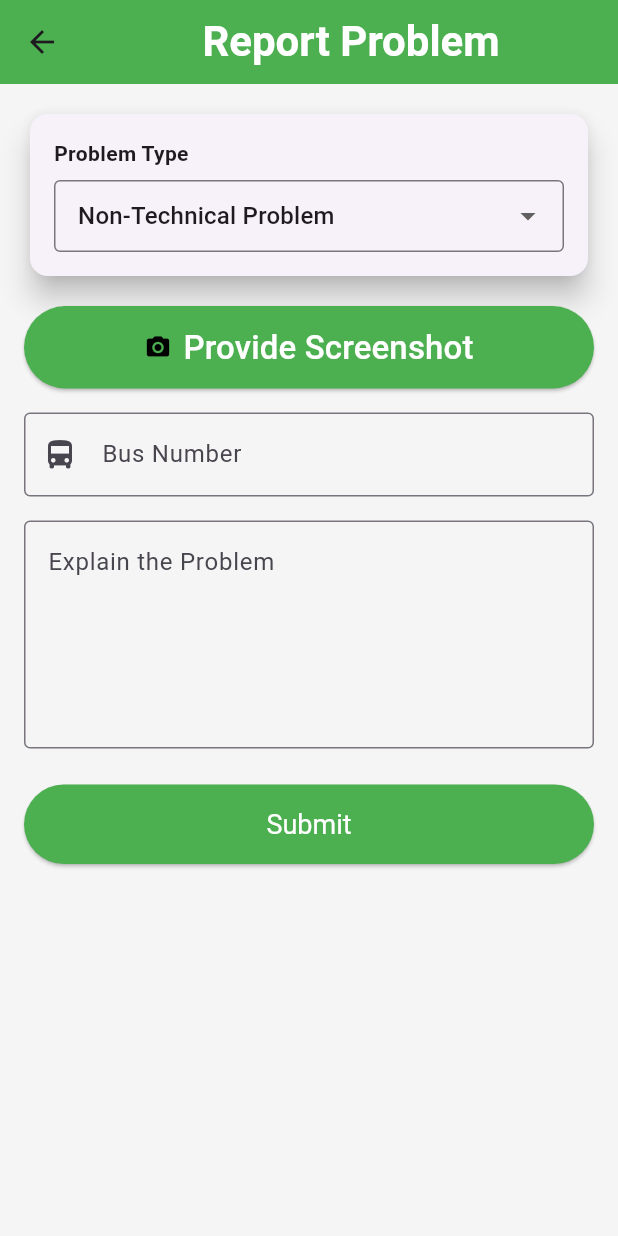
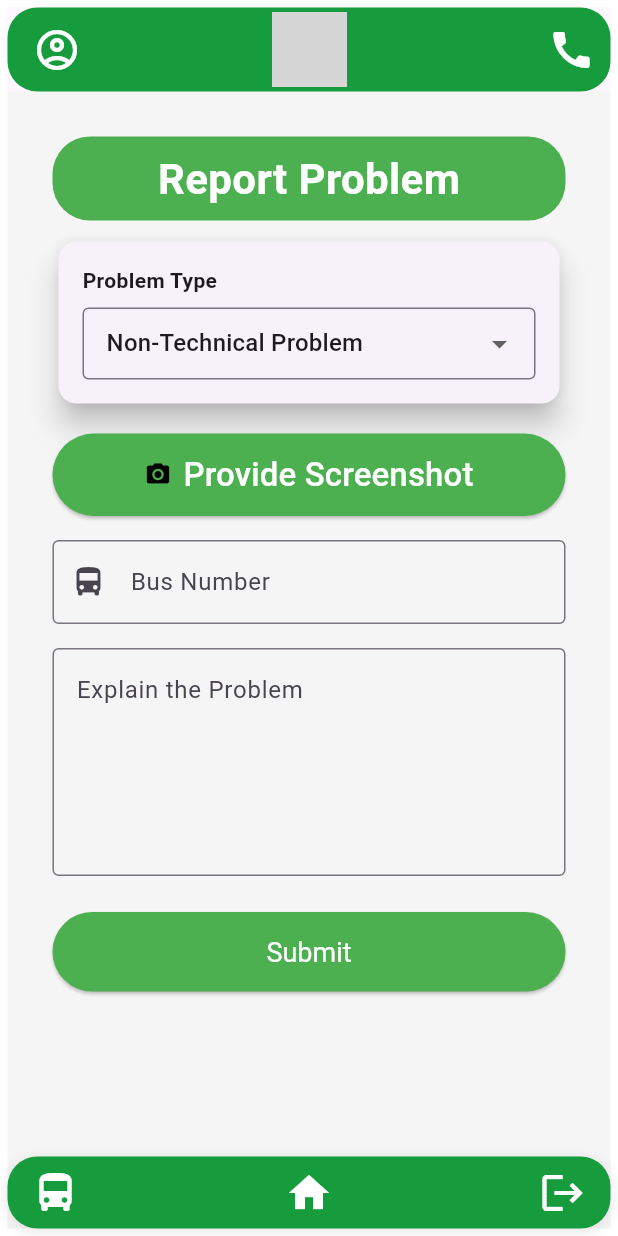
Before and after one commit to MalikAlharbi/kfupm_smart_bus_system, a Flutter app: the ReportProblemScreen screen opened directly, on a phone screen of 412 x 824 dp. Run offline on Flutter 3.47's test engine with Material 3 defaults, Android fonts, the phone set to English and light mode, and no system bars; our stand-ins replace image_picker; network calls fail; grey boxes are pictures that could not be loaded.

Commit message:
joined the report problem page to the navegation

```diff
--- a/lib/Screens/report_problem_screen.dart
+++ b/lib/Screens/report_problem_screen.dart
@@ -3,6 +3,8 @@ import 'dart:io';
 import 'package:flutter/material.dart';
 import 'package:flutter/services.dart';
 import 'package:image_picker/image_picker.dart';
+import 'package:kfupm_smart_bus_system/main_screen/bottom_bar.dart';
+import 'package:kfupm_smart_bus_system/main_screen/top_app_bar.dart';
 
 class ReportProblemScreen extends StatefulWidget {
   @override
@@ -19,7 +21,7 @@ class _ReportProblemScreenState extends State<ReportProblemScreen> {
 
   Future pickImage() async {
     try {
-      final image = await ImagePicker().pickImage(source: ImageSource.gallery);
+      final image = await ImagePicker().pickImage(source: ImageSource.camera);
       if (image == null) return;
 
       final imageTemporary = File(image.path);
@@ -39,28 +41,41 @@ class _ReportProblemScreenState extends State<ReportProblemScreen> {
 
   @override
   Widget build(BuildContext context) {
-    return Scaffold(
+    return SafeArea(
+      minimum: const EdgeInsets.all(5),
+      child: Scaffold(
         appBar: AppBar(
-        title: const Center(
+          flexibleSpace: TopAppBar(),
+        ),
+        bottomNavigationBar: const BottomBar(),
+        body: SingleChildScrollView(
+          padding: const EdgeInsets.all(30.0),
+          child: Column(
+            crossAxisAlignment: CrossAxisAlignment.stretch,
+            children: [
+              Container(
+                margin: const EdgeInsets.only(bottom: 10),
+                decoration: BoxDecoration(
+                  borderRadius: BorderRadius.circular(25),
+                  color: Colors.green,
+                ),
+                child: const Center(
                   child: Column(
                     children: [
-              Text(
+                      Padding(
+                        padding: EdgeInsets.all(8.0),
+                        child: Text(
                           'Report Problem',
                           style: TextStyle(
                               color: Colors.white,
                               fontSize: 28,
                               fontWeight: FontWeight.bold),
                         ),
+                      ),
                     ],
                   ),
                 ),
-        backgroundColor: Colors.green,
               ),
-      body: SingleChildScrollView(
-        padding: const EdgeInsets.all(16.0),
-        child: Column(
-          crossAxisAlignment: CrossAxisAlignment.stretch,
-          children: [
               Card(
                 elevation: 8,
                 child: Padding(
@@ -128,16 +143,14 @@ class _ReportProblemScreenState extends State<ReportProblemScreen> {
               Visibility(
                 visible: CameraVisible,
                 child: Padding(
-                padding: const EdgeInsets.only(left: 20, right: 20,top: 16,bottom: 0),
-
+                  padding: const EdgeInsets.only(
+                      left: 20, right: 20, top: 16, bottom: 0),
                   child: image != null
                       ? Image.file(
-
                           image!,
                           width: 160,
                           height: 160,
                           fit: BoxFit.cover,
-
                         )
                       : const SizedBox(
                           height: 0,
@@ -159,7 +172,6 @@ class _ReportProblemScreenState extends State<ReportProblemScreen> {
                   keyboardType: TextInputType.number,
                 ),
               ),
-
 
               SizedBox(height: 16),
               TextField(
@@ -189,6 +201,7 @@ class _ReportProblemScreenState extends State<ReportProblemScreen> {
             ],
           ),
         ),
+      ),
     );
   }
 }
--- a/lib/main.dart
+++ b/lib/main.dart
@@ -1,8 +1,10 @@
 import 'package:flutter/material.dart';
+import 'package:kfupm_smart_bus_system/Screens/report_problem_screen.dart';
 import 'package:kfupm_smart_bus_system/screens/request_bus.dart';
 import 'screens/widget_main.dart';
 import 'package:kfupm_smart_bus_system/main_screen/bottom_bar.dart';
 import 'package:kfupm_smart_bus_system/main_screen/top_app_bar.dart';
+
 
 void main() {
   runApp(
--- a/lib/screens/widget_main.dart
+++ b/lib/screens/widget_main.dart
@@ -1,4 +1,5 @@
 import 'package:flutter/material.dart';
+import 'package:kfupm_smart_bus_system/Screens/report_problem_screen.dart';
 import 'package:kfupm_smart_bus_system/Widgets/Welcoming.dart';
 import 'package:kfupm_smart_bus_system/main_screen/bottom_bar.dart';
 import 'package:kfupm_smart_bus_system/main_screen/top_app_bar.dart';
@@ -106,11 +107,11 @@ class Widgetmain extends StatelessWidget {
                   ),
                   InkWell(
                     onTap: () {
-                      // Navigator.of(context).push(
-                      //   MaterialPageRoute(
-                      //     builder: (ctx) => // Report a problem page,
-                      //   ),
-                      // );
+                      Navigator.of(context).pushReplacement(
+                        MaterialPageRoute(
+                          builder: (ctx) => ReportProblemScreen(),
+                        ),
+                      );
                     },
                     child:
                         _buildGridItem("Report Problem", Icons.report_problem),
```
Lines whose indentation alone changed are shown as unchanged.
